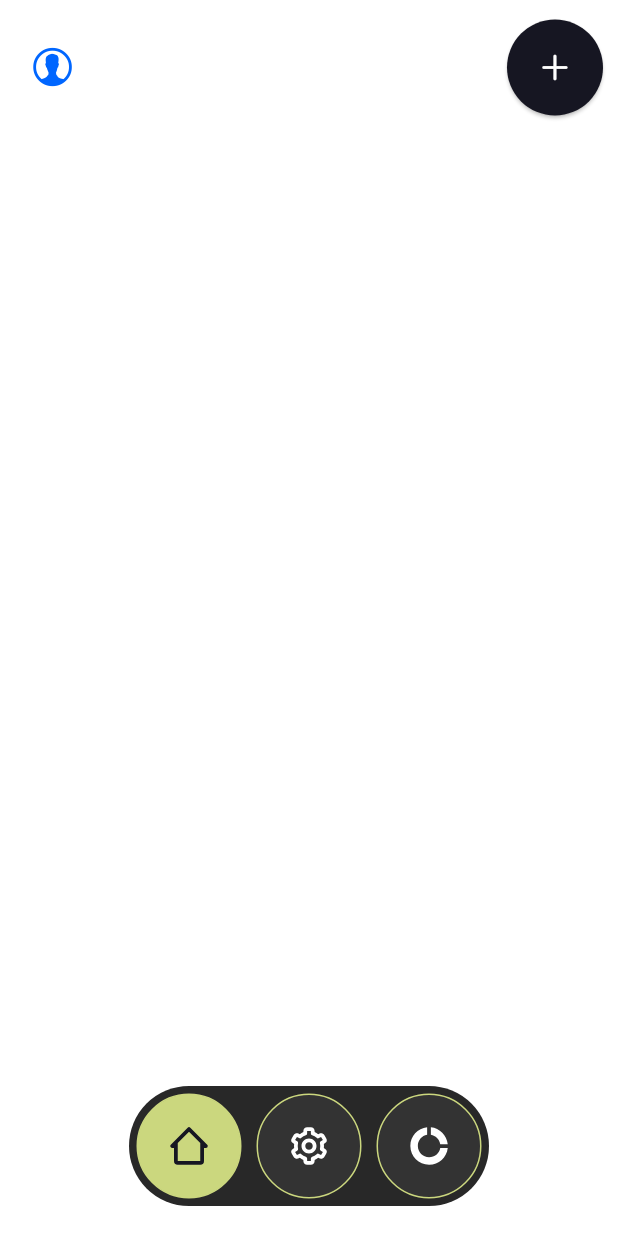
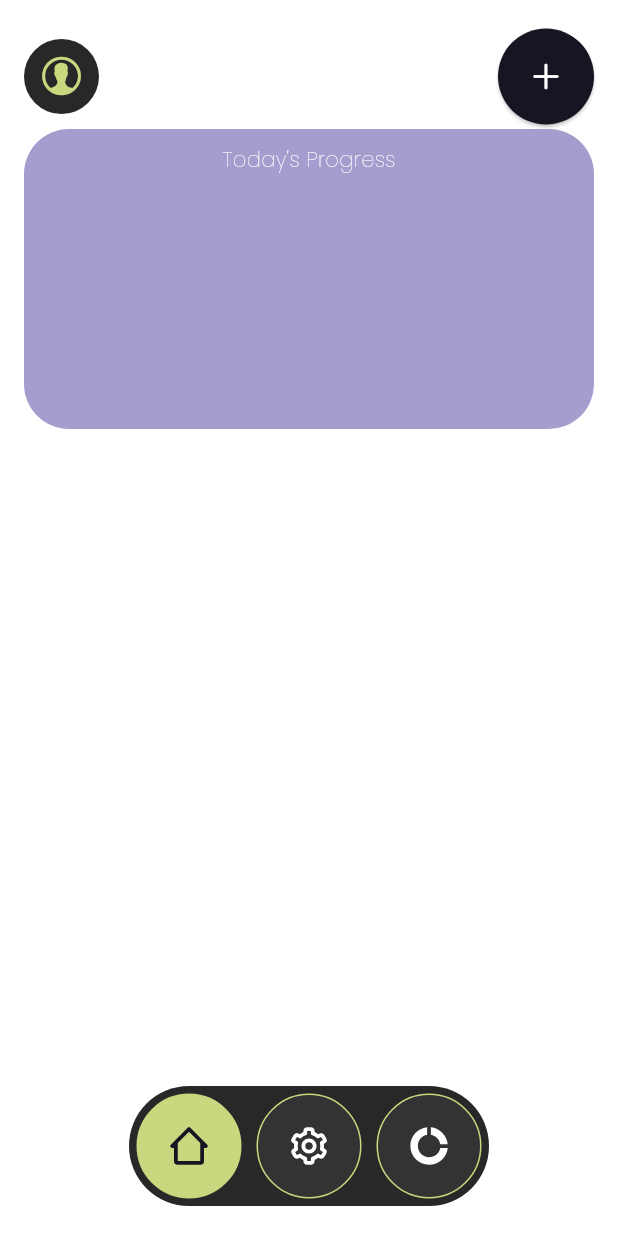
Before and after one commit to abhishekpanja554/attack_mode, a Flutter app: the screen it shows after launch, on a phone screen of 412 x 824 dp. Run offline on Flutter 3.47's test engine with Material 3 defaults, Android fonts, the phone set to English and light mode, and no system bars; our stand-ins replace dio, flutter_riverpod, gap, google_fonts, icons_plus, riverpod_annotation; generated files the repository leaves out were written again.

Commit message:
styles and sizes added

```diff
--- a/lib/config/themes/colors.dart
+++ b/lib/config/themes/colors.dart
@@ -1,6 +1,4 @@
 import 'package:flutter/material.dart';
-
-class ColorClass {}
 
 class ColorManager {
   ColorManager._privateConstructor();
@@ -11,13 +9,13 @@ class ColorManager {
     return _instance;
   }
 
-  Color blue = const Color(0xff0066FF);
-  Color veryDarkblue = const Color(0xff161622);
-  Color grey = const Color(0xff8B8B94);
-  Color darkGrey = const Color(0xff333333);
-  Color white = Colors.white;
-  Color lemonGreen = const Color(0xffCBD77E);
-  Color purple = const Color(0xffA49ECF);
-  Color black = const Color(0xff282828);
-  Color lightPurple = const Color(0xffE7E4F7);
+  static Color blue = const Color(0xff0066FF);
+  static Color veryDarkblue = const Color(0xff161622);
+  static Color grey = const Color(0xff8B8B94);
+  static Color darkGrey = const Color(0xff333333);
+  static Color white = Colors.white;
+  static Color lemonGreen = const Color(0xffCBD77E);
+  static Color purple = const Color(0xffA49ECF);
+  static Color black = const Color(0xff282828);
+  static Color lightPurple = const Color(0xffE7E4F7);
 }
--- /dev/null
+++ b/lib/config/themes/sizes.dart
@@ -0,0 +1,36 @@
+import 'package:flutter/material.dart';
+import 'package:gap/gap.dart';
+
+class SizesManager {
+  SizesManager._privateConstructor();
+
+  static final SizesManager _instance =
+      SizesManager._privateConstructor();
+
+  factory SizesManager() {
+    return _instance;
+  }
+
+  static const kEmptyWidget = SizedBox.shrink();
+
+  static const kSpace0 = Gap(0);
+  static const kSpace8 = Gap(8);
+  static const kSpace10 = Gap(10);
+  static const kSpace16 = Gap(16);
+  static const kSpace20 = Gap(20);
+  static const kSpace32 = Gap(32);
+
+  static final kBorderRadius8 = BorderRadius.circular(8);
+  static final kBorderRadius16 = BorderRadius.circular(16);
+  static final kBorderRadius30 = BorderRadius.circular(30);
+  static final kBorderRadius40 = BorderRadius.circular(40);
+
+
+  static const kGeneralPadding8 = EdgeInsets.all(8);
+  static const kGeneralPadding10 = EdgeInsets.all(10);
+  static const kGeneralPadding16 = EdgeInsets.all(16);
+  static const kGeneralPadding32 = EdgeInsets.all(32);
+  static const kHorizontalPadding8 = EdgeInsets.symmetric(horizontal: 8);
+  static const kHorizontalPadding16 = EdgeInsets.symmetric(horizontal: 16);
+  static const kHorizontalPadding32 = EdgeInsets.symmetric(horizontal: 32);
+}
--- /dev/null
+++ b/lib/config/themes/styles.dart
@@ -0,0 +1,20 @@
+import 'package:attack_mode_app/config/themes/colors.dart';
+import 'package:flutter/material.dart';
+import 'package:google_fonts/google_fonts.dart';
+
+class TextStyleManager {
+  TextStyleManager._privateConstructor();
+
+  static final TextStyleManager _instance =
+      TextStyleManager._privateConstructor();
+
+  factory TextStyleManager() {
+    return _instance;
+  }
+
+  static TextStyle kTitleStyleWhite = GoogleFonts.poppins(
+    fontSize: 14,
+    color: ColorManager.white,
+    fontWeight: FontWeight.w200,
+  );
+}
--- a/lib/core/widgets/circle_outline_button.dart
+++ b/lib/core/widgets/circle_outline_button.dart
@@ -16,8 +16,8 @@ class CircleOutlinedButton extends StatelessWidget {
       onPressed: onPressed,
       style: ElevatedButton.styleFrom(
         padding: const EdgeInsets.all(20), // Adjust the size of the button
-        backgroundColor: ColorManager().veryDarkblue, // Button fill color
-        foregroundColor: ColorManager().white, // Text color
+        backgroundColor: ColorManager.veryDarkblue, // Button fill color
+        foregroundColor: ColorManager.white, // Text color
       ),
       child: Icon(icon, size: 24), // Optional: Icon or Text inside the button
     );
--- a/lib/features/base/presentation/screens/base_screen.dart
+++ b/lib/features/base/presentation/screens/base_screen.dart
@@ -19,11 +19,11 @@ class BaseScreen extends ConsumerWidget {
         children: [
           CircleAvatar(
             radius: 25,
-            backgroundColor: ColorManager().white,
+            backgroundColor: ColorManager.white,
             child: Icon(
               CupertinoIcons.person_alt_circle,
               size: 30,
-              color: ColorManager().blue,
+              color: ColorManager.blue,
             ),
           ),
           CircleOutlinedButton(
@@ -40,7 +40,7 @@ class BaseScreen extends ConsumerWidget {
     final pageState = ref.watch(pageStateNotifierProvider);
     final pageStateNotifier = ref.watch(pageStateNotifierProvider.notifier);
     return Scaffold(
-      backgroundColor: ColorManager().white,
+      backgroundColor: ColorManager.white,
       body: SafeArea(
         child: Stack(
           children: [
--- a/lib/features/home/presentation/screens/home_screen.dart
+++ b/lib/features/home/presentation/screens/home_screen.dart
@@ -1,4 +1,6 @@
 import 'package:attack_mode_app/config/themes/colors.dart';
+import 'package:attack_mode_app/config/themes/sizes.dart';
+import 'package:attack_mode_app/config/themes/styles.dart';
 import 'package:attack_mode_app/core/util/screen_size.dart';
 import 'package:attack_mode_app/core/widgets/circle_outline_button.dart';
 import 'package:flutter/cupertino.dart';
@@ -21,11 +23,11 @@ class _HomeScreenState extends ConsumerState<HomeScreen> {
         children: [
           CircleAvatar(
             radius: 25,
-            backgroundColor: ColorManager().white,
+            backgroundColor: ColorManager.black,
             child: Icon(
               CupertinoIcons.person_alt_circle,
               size: 30,
-              color: ColorManager().blue,
+              color: ColorManager.lemonGreen,
             ),
           ),
           CircleOutlinedButton(
@@ -40,16 +42,34 @@ class _HomeScreenState extends ConsumerState<HomeScreen> {
   @override
   Widget build(BuildContext context) {
     return Scaffold(
-      backgroundColor: ColorManager().white,
+      backgroundColor: ColorManager.white,
       body: SafeArea(
         child: Padding(
-          padding: const EdgeInsets.all(10.0),
+          padding: SizesManager.kGeneralPadding16,
           child: SizedBox(
             height: ScreenSize.getHeight(context),
             width: ScreenSize.getWidth(context),
             child: Column(
+              crossAxisAlignment: CrossAxisAlignment.start,
               children: [
                 header(),
+                Container(
+                  width: double.infinity,
+                  height: 200,
+                  padding: SizesManager.kGeneralPadding10,
+                  decoration: BoxDecoration(
+                    borderRadius: SizesManager.kBorderRadius30,
+                    color: ColorManager.purple,
+                  ),
+                  child: Column(
+                    children: [
+                      Text(
+                        "Today's Progress",
+                        style: TextStyleManager.kTitleStyleWhite,
+                      ),
+                    ],
+                  ),
+                ),
               ],
             ),
           ),
--- a/pubspec.yaml
+++ b/pubspec.yaml
@@ -39,6 +39,8 @@ dependencies:
   flutter_riverpod: ^2.6.1
   riverpod_annotation: ^2.6.1
   dio: ^5.7.0
+  google_fonts: ^6.2.1
+  gap: ^3.0.1
 
 dev_dependencies:
   flutter_test:
```
Also changed, not shown: lib/features/base/presentation/widgets/bottom_navigation_bar.dart (+6 -6 lines), pubspec.lock, 1 other file.
